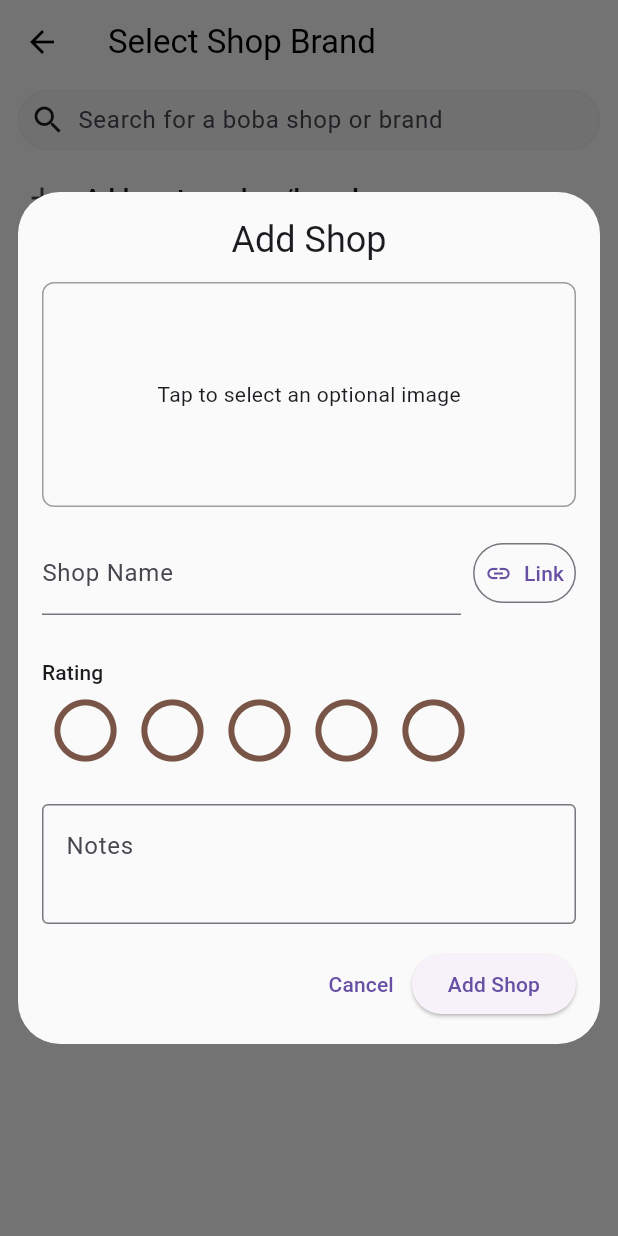
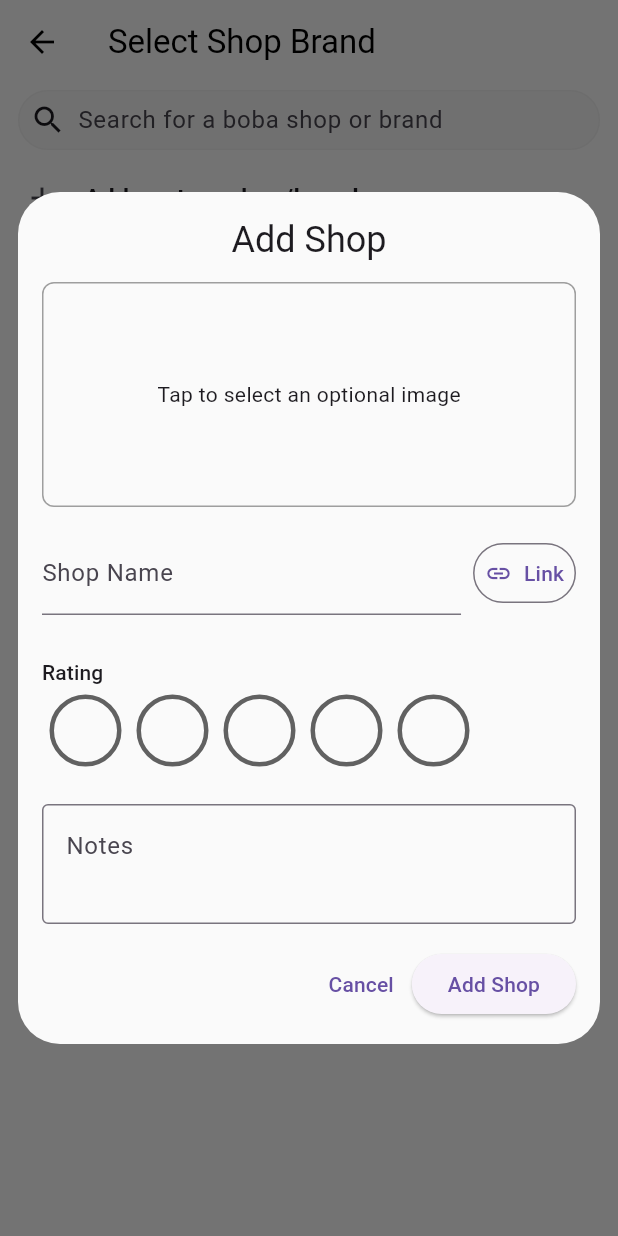
Before and after one commit to leonhsieh-99/bobadex, a Flutter app: the AddShopSearchPage screen opened directly, after a tap on "Add custom shop/brand", on a phone screen of 412 x 824 dp. Run offline on Flutter 3.47's test engine with Material 3 defaults, Android fonts, the phone set to English and light mode, and no system bars; our stand-ins replace cached_network_image, flutter_dotenv, flutter_image_compress, flutter_svg, image_picker, shimmer and 1 more; accounts and stored records are empty.

Commit message:
Added boba pearl assets for rating picker

```diff
--- a/lib/pages/account_view_page.dart
+++ b/lib/pages/account_view_page.dart
@@ -1,3 +1,4 @@
+import 'package:bobadex/models/user.dart';
 import 'package:bobadex/state/user_state.dart';
 import 'package:bobadex/widgets/stat_box.dart';
 import 'package:bobadex/widgets/thumb_pic.dart';
@@ -5,8 +6,11 @@ import 'package:flutter/material.dart';
 import 'package:provider/provider.dart';
 
 class AccountViewPage extends StatefulWidget {
+  final User user;
+
   const AccountViewPage ({
     super.key,
+    required this.user,
   });
 
   @override
@@ -39,6 +43,8 @@ class _AccountViewPageState extends State<AccountViewPage> {
               ],
             ),
             const SizedBox(height: 24),
+            Row(
+              children: [
                 ElevatedButton(
                   onPressed: () {
                     // Nav to bobadex
@@ -46,6 +52,8 @@ class _AccountViewPageState extends State<AccountViewPage> {
                   child: const Text('View Bobadex')
                 ),
               ],
+            )
+          ],
         ),
       )
     );
--- a/lib/pages/home_page.dart
+++ b/lib/pages/home_page.dart
@@ -321,7 +321,7 @@ class _HomePageState extends State<HomePage> {
                   ),
 
                   CommandIcon(icon: Icons.leaderboard, label: "Rankings", onTap: () => _navigateToPage(BrandRankingsPage())),
-                  CommandIcon(icon: Icons.person, label: "Profile", onTap: () => _navigateToPage(AccountViewPage())),
+                  CommandIcon(icon: Icons.person, label: "Profile", onTap: () => _navigateToPage(AccountViewPage(user: user))),
                 ],
               ),
             ),
--- a/lib/widgets/rating_picker.dart
+++ b/lib/widgets/rating_picker.dart
@@ -1,4 +1,8 @@
+import 'package:bobadex/config/constants.dart';
+import 'package:bobadex/state/user_state.dart';
 import 'package:flutter/material.dart';
+import 'package:flutter_svg/svg.dart';
+import 'package:provider/provider.dart';
 
 class RatingPicker extends StatelessWidget{
   final double rating;
@@ -12,18 +16,19 @@ class RatingPicker extends StatelessWidget{
 
   @override
   Widget build(BuildContext context) {
+    final user = context.watch<UserState>().user;
     final iconSize = 50.0;
     return Row(
       children: List.generate(5, (index) {
         double current = index + 1.0;
-        IconData icon;
+        String asset;
 
         if (rating >= current) {
-          icon = Icons.circle;
+          asset = 'lib/assets/icons/tapioca_pearls/pearl_full.svg';
         } else if (rating >= current - 0.5) {
-          icon = Icons.adjust;
+          asset = 'lib/assets/icons/tapioca_pearls/pearl_half.svg';
         } else {
-          icon = Icons.circle_outlined;
+          asset = 'lib/assets/icons/tapioca_pearls/pearl_outline.svg';
         }
 
         return GestureDetector(
@@ -36,7 +41,12 @@ class RatingPicker extends StatelessWidget{
           },
           child: Padding(
             padding: const EdgeInsets.symmetric(horizontal: 4),
-            child: Icon(icon, size: iconSize, color: Colors.brown),
+            child: SvgPicture.asset(
+              asset,
+              width: iconSize,
+              height: iconSize,
+              colorFilter: ColorFilter.mode(Constants.getThemeColor(user.themeSlug).shade700, BlendMode.srcIn),
+            )
           ),
         );
       }),
--- a/pubspec.yaml
+++ b/pubspec.yaml
@@ -74,6 +74,9 @@ flutter:
     - lib/assets/icons/heart.svg
     - lib/assets/icons/heart_outlined.svg
     - lib/assets/icons/boba1.svg
+    - lib/assets/icons/tapioca_pearls/pearl_outline.svg
+    - lib/assets/icons/tapioca_pearls/pearl_half.svg
+    - lib/assets/icons/tapioca_pearls/pearl_full.svg
 
   # An image asset can refer to one or more resolution-specific "variants", see
   # https://flutter.dev/to/resolution-aware-images
```
Also changed, not shown: lib/assets/icons/mollytea.svg (added), lib/assets/icons/tapioca_pearls/pearl_full.svg (added), lib/assets/icons/tapioca_pearls/pearl_half.svg (added), lib/assets/icons/tapioca_pearls/pearl_outline.svg (added), lib/assets/mollytea2.png (added). Lines whose indentation alone changed are shown as unchanged.
